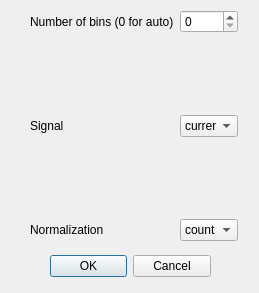
First picture: the form in joulescope_ui/histogram_config_widget.ui, repository jetperch/pyjoulescope_ui, before the edit.
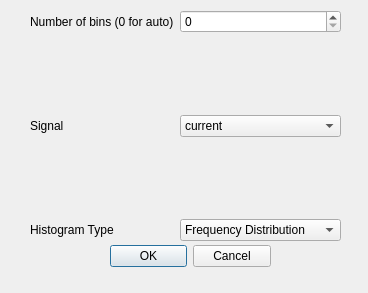
Second picture: the form after the edit.

Commit message: improve histogram naming and logging

The edit to the form file:
```diff
--- a/joulescope_ui/histogram_config_widget.ui
+++ b/joulescope_ui/histogram_config_widget.ui
@@ -6,7 +6,7 @@
    <rect>
     <x>0</x>
     <y>0</y>
-    <width>259</width>
+    <width>368</width>
     <height>293</height>
    </rect>
   </property>
@@ -16,8 +16,8 @@
   <widget class="QDialogButtonBox" name="buttonBox">
    <property name="geometry">
     <rect>
-     <x>50</x>
-     <y>250</y>
+     <x>110</x>
+     <y>240</y>
      <width>161</width>
      <height>32</height>
     </rect>
@@ -34,7 +34,7 @@
     <rect>
      <x>30</x>
      <y>10</y>
-     <width>208</width>
+     <width>311</width>
      <height>231</height>
     </rect>
    </property>
@@ -125,7 +125,7 @@
     <item row="6" column="0">
      <widget class="QLabel" name="label_3">
       <property name="text">
-       <string>Normalization</string>
+       <string>Histogram Type</string>
       </property>
      </widget>
     </item>
@@ -133,7 +133,7 @@
      <widget class="QComboBox" name="normalization">
       <item>
        <property name="text">
-        <string extracomment="No normalization">count</string>
+        <string extracomment="No normalization">Frequency Distribution</string>
        </property>
       </item>
       <item>
```
Left out of the diff: 4 changed lines with no effect on the pictures. The commit also changes 2 other files.
